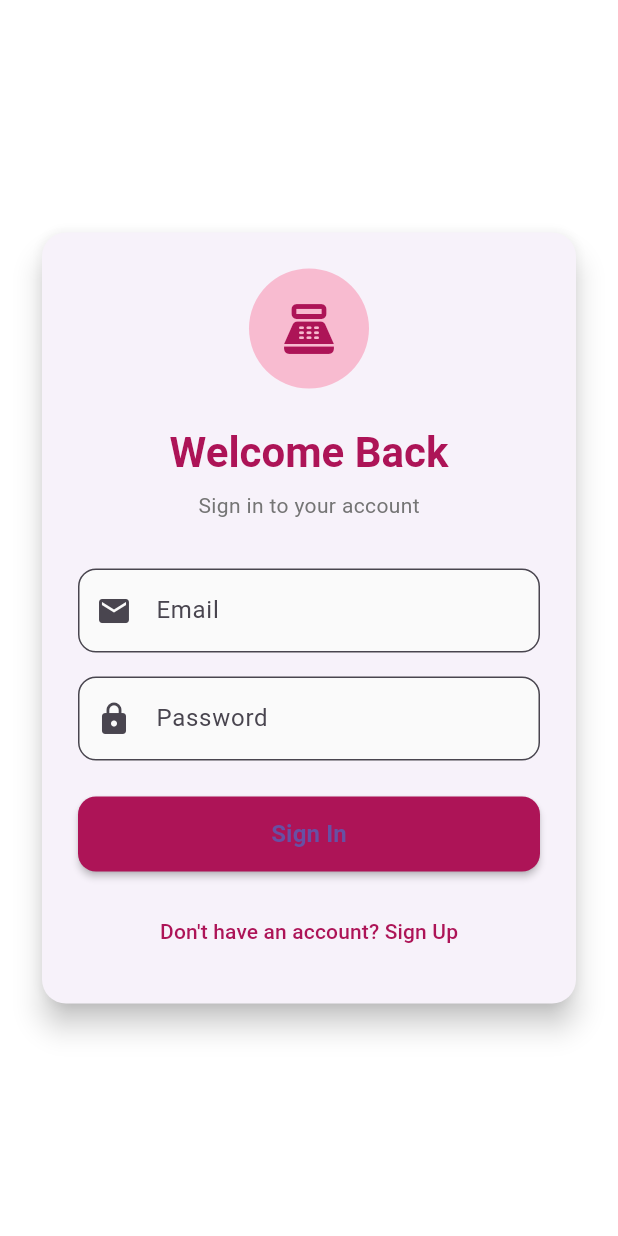
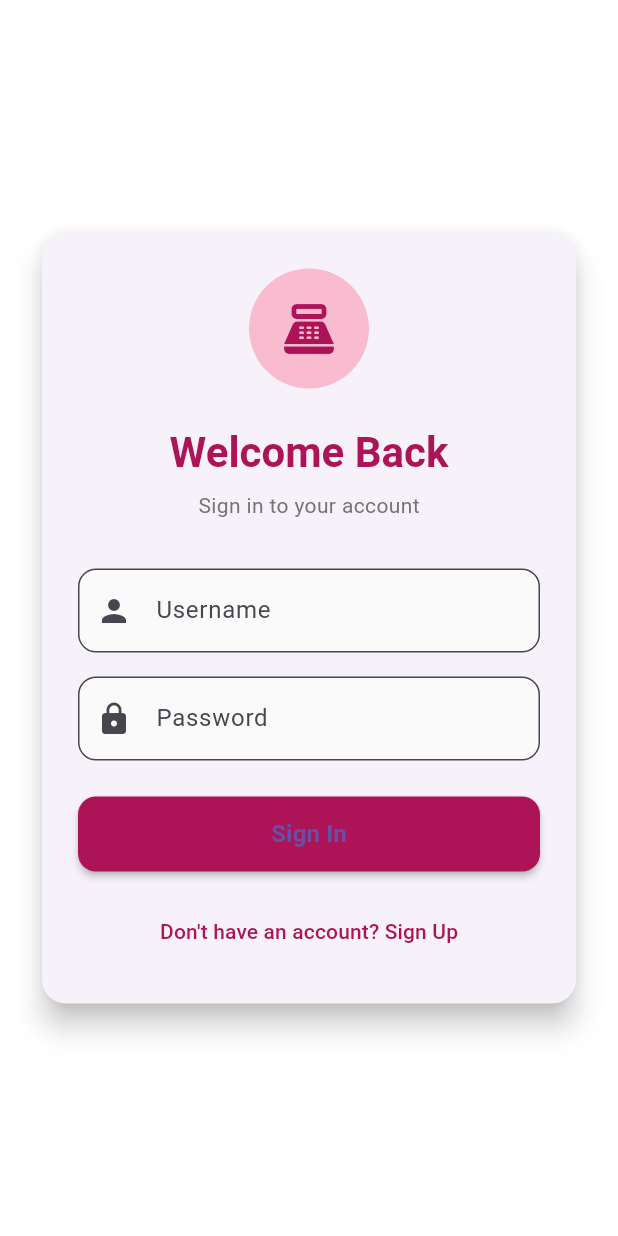
Before and after one commit to faizatulmunawaroh/kasirbeauty, a Flutter app: the screen it shows after launch, on a phone screen of 412 x 824 dp. Run offline on Flutter 3.47's test engine with Material 3 defaults, Android fonts, the phone set to English and light mode, and no system bars; our stand-ins replace csv, share_plus, shared_preferences, shimmer; missing offline and left inert: mobile_scanner.

Commit message:
login_screen.dart

```diff
--- a/lib/providers/auth_provider.dart
+++ b/lib/providers/auth_provider.dart
@@ -3,30 +3,30 @@ import 'package:shared_preferences/shared_preferences.dart';
 
 class AuthProvider with ChangeNotifier {
   bool _isAuthenticated = false;
-  String? _userEmail;
+  String? _username;
   bool _isLoading = false;
 
   bool get isAuthenticated => _isAuthenticated;
-  String? get userEmail => _userEmail;
+  String? get username => _username;
   bool get isLoading => _isLoading;
 
-  Future<void> login(String email, String password) async {
+  Future<void> login(String username, String password) async {
     _isLoading = true;
     notifyListeners();
 
     try {
-      // For demo purposes, accept any email/password combination
+      // For demo purposes, accept any username/password combination
       // In a real app, this would make an API call
       await Future.delayed(const Duration(seconds: 1)); // Simulate network delay
 
-      if (email.isNotEmpty && password.isNotEmpty) {
+      if (username == 'admin' && password == 'admin') {
         _isAuthenticated = true;
-        _userEmail = email;
+        _username = username;
 
         // Save to local storage
         final prefs = await SharedPreferences.getInstance();
         await prefs.setBool('isAuthenticated', true);
-        await prefs.setString('userEmail', email);
+        await prefs.setString('username', username);
 
         notifyListeners();
       } else {
@@ -44,12 +44,12 @@ class AuthProvider with ChangeNotifier {
 
   Future<void> logout() async {
     _isAuthenticated = false;
-    _userEmail = null;
+    _username = null;
 
     // Clear from local storage
     final prefs = await SharedPreferences.getInstance();
     await prefs.remove('isAuthenticated');
-    await prefs.remove('userEmail');
+    await prefs.remove('username');
 
     notifyListeners();
   }
@@ -57,11 +57,11 @@ class AuthProvider with ChangeNotifier {
   Future<void> checkAuthStatus() async {
     final prefs = await SharedPreferences.getInstance();
     _isAuthenticated = prefs.getBool('isAuthenticated') ?? false;
-    _userEmail = prefs.getString('userEmail');
+    _username = prefs.getString('username');
     notifyListeners();
   }
 
-  Future<void> register(String email, String password, String name) async {
+  Future<void> register(String username, String password, String name) async {
     _isLoading = true;
     notifyListeners();
 
@@ -69,13 +69,13 @@ class AuthProvider with ChangeNotifier {
       // For demo purposes, simulate registration
       await Future.delayed(const Duration(seconds: 1));
 
-      if (email.isNotEmpty && password.isNotEmpty && name.isNotEmpty) {
+      if (username.isNotEmpty && password.isNotEmpty && name.isNotEmpty) {
         _isAuthenticated = true;
-        _userEmail = email;
+        _username = username;
 
         final prefs = await SharedPreferences.getInstance();
         await prefs.setBool('isAuthenticated', true);
-        await prefs.setString('userEmail', email);
+        await prefs.setString('username', username);
 
         notifyListeners();
       } else {
--- a/lib/screens/login_screen.dart
+++ b/lib/screens/login_screen.dart
@@ -11,7 +11,7 @@ class LoginScreen extends StatefulWidget {
 }
 
 class _LoginScreenState extends State<LoginScreen> {
-  final _emailController = TextEditingController();
+  final _usernameController = TextEditingController();
   final _passwordController = TextEditingController();
   final _nameController = TextEditingController();
   bool _isLogin = true;
@@ -19,7 +19,7 @@ class _LoginScreenState extends State<LoginScreen> {
 
   @override
   void dispose() {
-    _emailController.dispose();
+    _usernameController.dispose();
     _passwordController.dispose();
     _nameController.dispose();
     super.dispose();
@@ -28,7 +28,7 @@ class _LoginScreenState extends State<LoginScreen> {
   Future<void> _submit() async {
     final authProvider = Provider.of<AuthProvider>(context, listen: false);
 
-    if (_emailController.text.isEmpty || _passwordController.text.isEmpty) {
+    if (_usernameController.text.isEmpty || _passwordController.text.isEmpty) {
       ScaffoldMessenger.of(context).showSnackBar(
         const SnackBar(content: Text('Please fill in all required fields')),
       );
@@ -48,10 +48,10 @@ class _LoginScreenState extends State<LoginScreen> {
 
     try {
       if (_isLogin) {
-        await authProvider.login(_emailController.text, _passwordController.text);
+        await authProvider.login(_usernameController.text, _passwordController.text);
       } else {
         await authProvider.register(
-          _emailController.text,
+          _usernameController.text,
           _passwordController.text,
           _nameController.text,
         );
@@ -147,13 +147,12 @@ class _LoginScreenState extends State<LoginScreen> {
                         const SizedBox(height: 16),
                       ],
 
-                      // Email field
+                      // Username field
                       TextField(
-                        controller: _emailController,
-                        keyboardType: TextInputType.emailAddress,
+                        controller: _usernameController,
                         decoration: InputDecoration(
-                          labelText: 'Email',
-                          prefixIcon: const Icon(Icons.email),
+                          labelText: 'Username',
+                          prefixIcon: const Icon(Icons.person),
                           border: OutlineInputBorder(
                             borderRadius: BorderRadius.circular(12),
                           ),
--- a/lib/widgets/professional_drawer.dart
+++ b/lib/widgets/professional_drawer.dart
@@ -67,7 +67,7 @@ class ProfessionalDrawer extends StatelessWidget {
 
                   // User Info
                   Text(
-                    authProvider.userEmail ?? 'Beauty Manager',
+                    authProvider.username ?? 'Beauty Manager',
                     style: const TextStyle(
                       color: Colors.white,
                       fontSize: 18,
```
